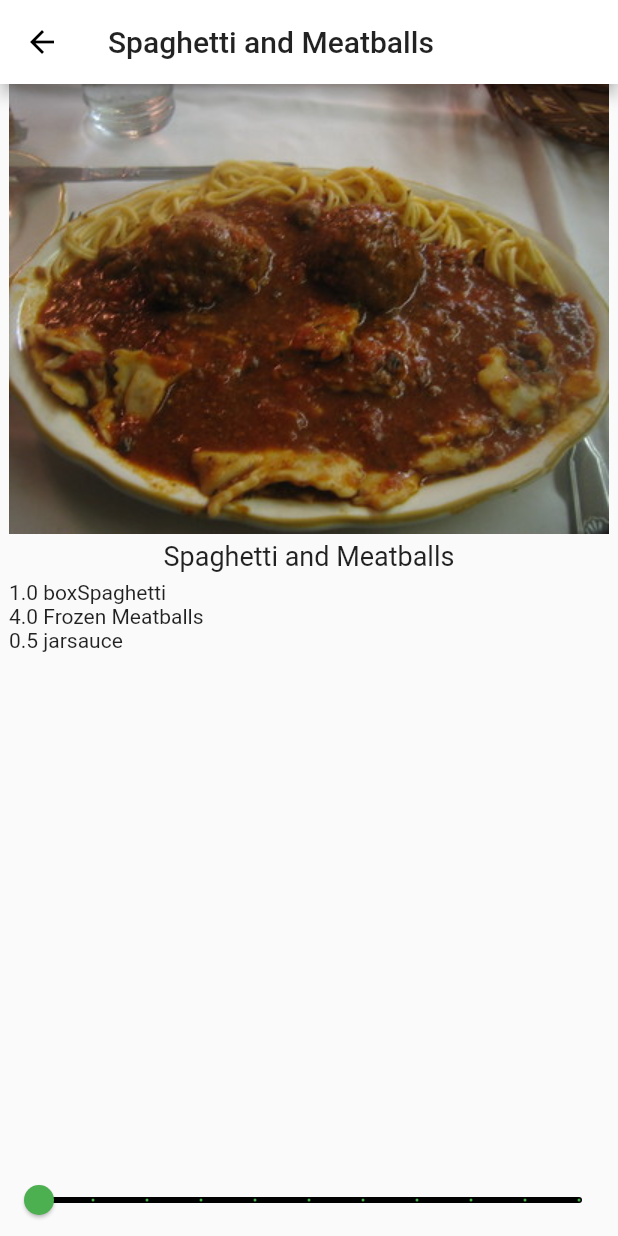
After one commit to mtranggit/recipe_app, a Flutter app: the screen it shows after launch, after a tap on "Spaghetti and Meatballs", on a phone screen of 412 x 824 dp. The commit adds this screen. Run offline on Flutter 3.47's test engine with Material 2 defaults, Android fonts, the phone set to English and light mode, and no system bars.

Commit message:
Build recipe detail page

```diff
--- a/lib/main.dart
+++ b/lib/main.dart
@@ -1,5 +1,6 @@
 import 'package:flutter/material.dart';
 import 'model/recipe.dart';
+import 'recipe_detail.dart';
 
 void main() {
   runApp(RecipeApp());
@@ -57,8 +58,21 @@ class _MyHomePageState extends State<MyHomePage> {
           child: ListView.builder(
         itemCount: Recipe.samples.length,
         itemBuilder: (BuildContext context, int index) {
+          return GestureDetector(
+            onTap: () {
+              Navigator.push(
+                context,
+                MaterialPageRoute(
+                  builder: (context) {
+                    return RecipeDetail(recipe: Recipe.samples[index]);
+                  },
+                ),
+              );
+            },
+            child: buildRecipeCard(Recipe.samples[index]),
+          );
           //   return Text(Recipe.samples[index].label);
-          return buildRecipeCard(Recipe.samples[index]);
+          // return buildRecipeCard(Recipe.samples[index]);
         },
       )),
     );
@@ -67,7 +81,8 @@ class _MyHomePageState extends State<MyHomePage> {
   Widget buildRecipeCard(Recipe recipe) {
     return Card(
         elevation: 2.0,
-      shape: RoundedRectangleBorder(borderRadius: BorderRadius.circular(10.0)),
+        shape:
+            RoundedRectangleBorder(borderRadius: BorderRadius.circular(10.0)),
         child: Padding(
           padding: const EdgeInsets.all(16.0),
           child: Column(
@@ -86,7 +101,6 @@ class _MyHomePageState extends State<MyHomePage> {
               ),
             ],
           ),
-      )
-    );
+        ));
   }
 }
--- a/lib/model/recipe.dart
+++ b/lib/model/recipe.dart
@@ -1,15 +1,72 @@
 class Recipe {
+  int serving;
+  List<Ingredient> ingredients;
   String label;
   String imageUrl;
 
-  Recipe(this.label, this.imageUrl);
+  Recipe(this.label, this.imageUrl, this.serving, this.ingredients);
 
   static List<Recipe> samples = [
-  Recipe('Spaghetti and Meatballs', 'assets/2126711929_ef763de2b3_w.jpg'),
-  Recipe('Tomato Soup', 'assets/27729023535_a57606c1be.jpg'),
-  Recipe('Grilled Cheese', 'assets/3187380632_5056654a19_b.jpg'),
-  Recipe('Chocolate Chip Cookies', 'assets/15992102771_b92f4cc00a_b.jpg'),
-  Recipe('Taco Salad', 'assets/8533381643_a31a99e8a6_c.jpg'),
-  Recipe('Hawaiian Pizza', 'assets/15452035777_294cefced5_c.jpg'),
-];
+    Recipe(
+      'Spaghetti and Meatballs', 'assets/2126711929_ef763de2b3_w.jpg',
+      4,
+      [
+      Ingredient(1, 'box', 'Spaghetti'),
+      Ingredient(4, '', 'Frozen Meatballs'),
+      Ingredient(0.5, 'jar', 'sauce'),
+    ]),
+    Recipe(
+      'Tomato Soup',
+     'assets/27729023535_a57606c1be.jpg',
+      2,
+      [
+        Ingredient(1, 'can', 'Tomato Soup'),
+      ]),
+    Recipe(
+      'Grilled Cheese',
+      'assets/3187380632_5056654a19_b.jpg',
+      1,
+      [
+        Ingredient(2, 'slices', 'Cheese'),
+        Ingredient(2, 'slices', 'Bread'),
+      ]),
+    Recipe(
+      'Chocolate Chip Cookies',
+      'assets/15992102771_b92f4cc00a_b.jpg',
+      24,
+      [
+        Ingredient(4, 'cups', 'flour'),
+        Ingredient(2, 'cups', 'sugar'),
+        Ingredient(0.5, 'cups', 'chocolate chips'),
+      ]),
+
+    Recipe(
+      'Taco Salad',
+      'assets/8533381643_a31a99e8a6_c.jpg',
+      1,
+      [
+        Ingredient(4, 'oz', 'nachos'),
+        Ingredient(3, 'oz', 'taco meat'),
+        Ingredient(0.5, 'cup', 'cheese'),
+        Ingredient(0.25, 'cup', 'chopped tommatoes'),
+      ]),
+    Recipe(
+      'Hawaiian Pizza',
+      'assets/15452035777_294cefced5_c.jpg',
+      4,
+      [
+        Ingredient(1, 'item', 'pizza'),
+        Ingredient(1, 'cup', 'pineapple'),
+        Ingredient(8, 'oz', 'ham'),
+      ]
+      ),
+  ];
 }
+
+class Ingredient {
+  double quantity;
+  String measure;
+  String name;
+
+  Ingredient(this.quantity, this.measure, this.name);
+}
--- /dev/null
+++ b/lib/recipe_detail.dart
@@ -0,0 +1,70 @@
+import 'package:flutter/material.dart';
+import 'model/recipe.dart';
+
+class RecipeDetail extends StatefulWidget {
+  final Recipe recipe;
+
+  const RecipeDetail({Key? key, required this.recipe}) : super(key: key);
+
+  @override
+  _RecipeDetailState createState() {
+    return _RecipeDetailState();
+  }
+}
+
+class _RecipeDetailState extends State<RecipeDetail> {
+  int _sliderVal = 1;
+
+  @override
+  Widget build(BuildContext context) {
+    return Scaffold(
+        appBar: AppBar(
+          title: Text(widget.recipe.label),
+        ),
+        body: SafeArea(
+          child: Column(
+            children: [
+              SizedBox(
+                height: 300,
+                width: double.infinity,
+                child: Image(image: AssetImage(widget.recipe.imageUrl)),
+              ),
+              const SizedBox(
+                height: 4,
+              ),
+              Text(
+                widget.recipe.label,
+                style: const TextStyle(fontSize: 18),
+              ),
+              Expanded(
+                child: ListView.builder(
+                  padding: const EdgeInsets.all(6.0),
+                  itemCount: widget.recipe.ingredients.length,
+                  itemBuilder: (BuildContext context, int index) {
+                    final ingredient = widget.recipe.ingredients[index];
+                    return Text(
+                        '${ingredient.quantity * _sliderVal} '
+                        '${ingredient.measure}'
+                        '${ingredient.name}');
+                  },
+                ),
+              ),
+              Slider(
+                min: 1,
+                max: 10,
+                divisions: 10,
+                label: '${_sliderVal * widget.recipe.serving} servings',
+                value: _sliderVal.toDouble(),
+                onChanged: (newValue) {
+                  setState(() {
+                    _sliderVal = newValue.round();
+                  });
+                },
+                activeColor: Colors.green,
+                inactiveColor: Colors.black,
+              ),
+            ],
+          ),
+        ));
+  }
+}
```
Lines whose indentation alone changed are shown as unchanged.
